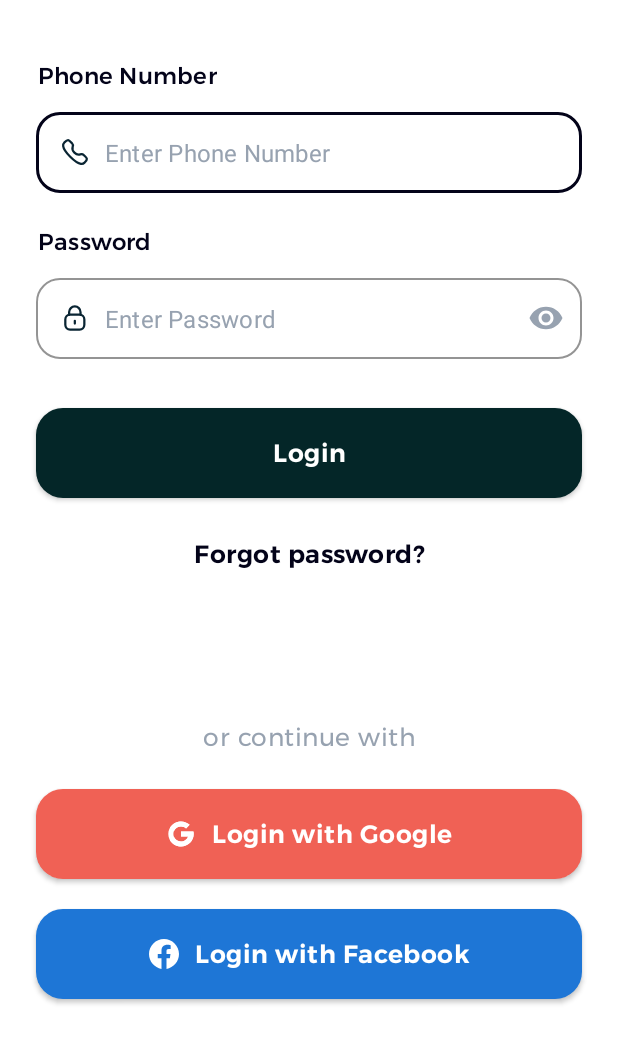
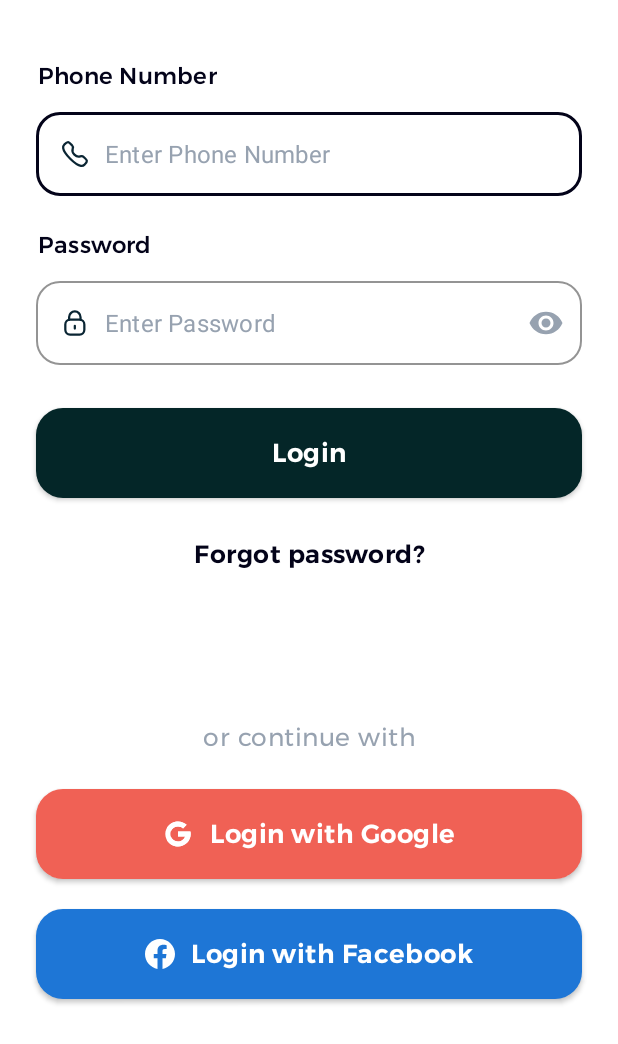
Before and after one commit to bhaskarblur/Chefy-Food-recipe-app, an Android app: the loginActivity screen opened directly, with no data from a screen before it, on a phone screen of 412 x 824 dp, the part 192-1236 px from its top. Run offline under Robolectric (Android 15) with nearby library versions, the light colour scheme and no system bars.

Commit message:
update latest

```diff
--- a/app/src/main/res/layout/activity_enter_otp.xml
+++ b/app/src/main/res/layout/activity_enter_otp.xml
@@ -81,7 +81,7 @@
                 android:text="Confirm"
                 android:textAllCaps="false"
                 android:textColor="@color/white"
-                android:textSize="16.5dp"
+                android:textSize="17sp"
                 app:backgroundTint="@color/buttonDarkGreen"
                 app:layout_constraintBottom_toTopOf="@+id/resendOtp"
                 app:layout_constraintEnd_toEndOf="parent"
--- a/app/src/main/res/layout/activity_login.xml
+++ b/app/src/main/res/layout/activity_login.xml
@@ -83,7 +83,7 @@
                 <com.google.android.material.textfield.TextInputLayout
                     android:id="@+id/phone_field"
                     android:layout_width="match_parent"
-                    android:layout_height="54dp"
+                    android:layout_height="56dp"
                     android:layout_marginStart="24dp"
                     android:layout_marginTop="12dp"
                     android:layout_marginEnd="24dp"
@@ -117,16 +117,16 @@
                         android:layout_height="match_parent"
                         android:drawableStart="@drawable/ic_icon_call"
                         android:drawablePadding="10dp"
-                        android:maxLength="10"
                         android:fontFamily="@font/montserrat_medium"
                         android:inputType="phone"
                         android:letterSpacing="0.01"
+                        android:maxLength="10"
                         android:paddingTop="10dp"
                         android:singleLine="true"
                         android:textAlignment="textStart"
                         android:textColor="@color/textBlack"
                         android:textColorHint="#97A2B0"
-                        android:textSize="14.5sp" />
+                        android:textSize="15.5sp" />
                 </com.google.android.material.textfield.TextInputLayout>
 
 
@@ -158,7 +158,7 @@
                 <com.google.android.material.textfield.TextInputLayout
                     android:id="@+id/pass_field"
                     android:layout_width="match_parent"
-                    android:layout_height="54dp"
+                    android:layout_height="56dp"
                     android:layout_marginStart="24dp"
                     android:layout_marginTop="12dp"
                     android:layout_marginEnd="24dp"
@@ -202,7 +202,7 @@
                         android:textAlignment="textStart"
                         android:textColor="@color/textBlack"
                         android:textColorHint="#97A2B0"
-                        android:textSize="14.5sp" />
+                        android:textSize="15.5sp" />
                 </com.google.android.material.textfield.TextInputLayout>
 
 
@@ -260,7 +260,7 @@
                 android:text="Login"
                 android:textAllCaps="false"
                 android:textColor="@color/white"
-                android:textSize="16.5dp"
+                android:textSize="17sp"
                 app:backgroundTint="@color/buttonDarkGreen"
                 app:layout_constraintEnd_toEndOf="parent"
                 app:layout_constraintHorizontal_bias="0.0"
@@ -282,7 +282,7 @@
                 android:text="Login with Google"
                 android:textAllCaps="false"
                 android:textColor="@color/white"
-                android:textSize="16.5dp"
+                android:textSize="17dp"
                 app:backgroundTint="@color/googleRed"
                 app:icon="@drawable/ic_icon_google"
                 app:iconGravity="textStart"
@@ -308,7 +308,7 @@
                 android:text="Login with Facebook"
                 android:textAllCaps="false"
                 android:textColor="@color/white"
-                android:textSize="16.5dp"
+                android:textSize="17dp"
                 app:backgroundTint="@color/facebookBlue"
                 app:icon="@drawable/ic_icon_facebook"
                 app:iconGravity="textStart"
--- a/app/src/main/res/layout/activity_login_ask.xml
+++ b/app/src/main/res/layout/activity_login_ask.xml
@@ -112,7 +112,7 @@
         android:text="Login"
         android:textAllCaps="false"
         android:textColor="@color/white"
-        android:textSize="16.5dp"
+        android:textSize="17sp"
         app:backgroundTint="@color/buttonDarkGreen"
         app:layout_constraintEnd_toEndOf="parent"
         app:layout_constraintHorizontal_bias="0.0"
--- a/app/src/main/res/layout/activity_on_boarding.xml
+++ b/app/src/main/res/layout/activity_on_boarding.xml
@@ -32,7 +32,7 @@
             android:text="Next"
             android:textAllCaps="false"
             android:textColor="@color/white"
-            android:textSize="16.5dp"
+            android:textSize="17sp"
             app:backgroundTint="@color/buttonDarkGreen"
             app:layout_constraintBottom_toBottomOf="parent"
             app:layout_constraintEnd_toEndOf="parent"
```
Also changed, not shown: app/src/main/res/layout/activity_forgot_password.xml (+6 -6 lines).
